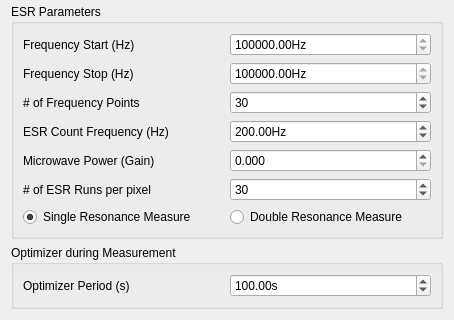
Before: the Qt Designer form gui/ui_quantitative_mode.ui in sriharijayaram5/qudi, drawn with Qt 5; both pictures show x 0 to 454 and y 160 to 480 of the 454 by 480 pixel window.
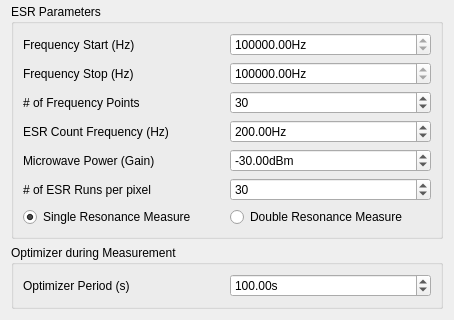
After: the same form once the commit is applied. Custom widgets are drawn as their Qt base class.

Commit message: Replace naming of the gain spinbox by power. Adapt all the gui methods accordingly to handle this setting properly. Add in addition a saving of the quantitative measurement parameters into the status variables.

```diff
--- a/gui/ui_quantitative_mode.ui
+++ b/gui/ui_quantitative_mode.ui
@@ -232,17 +232,23 @@
       </item>
       <item row="4" column="1">
        <widget class="ScienDSpinBox" name="esr_mw_power_DoubleSpinBox">
+        <property name="suffix">
+         <string>dBm</string>
+        </property>
         <property name="decimals">
-         <number>3</number>
+         <number>2</number>
+        </property>
+        <property name="minimum">
+         <double>-50.000000000000000</double>
         </property>
         <property name="maximum">
-         <double>1.000000000000000</double>
+         <double>40.000000000000000</double>
         </property>
         <property name="singleStep">
          <double>0.100000000000000</double>
         </property>
         <property name="value">
-         <double>0.000000000000000</double>
+         <double>-30.000000000000000</double>
         </property>
        </widget>
       </item>
```
The commit also changes 2 other files.
